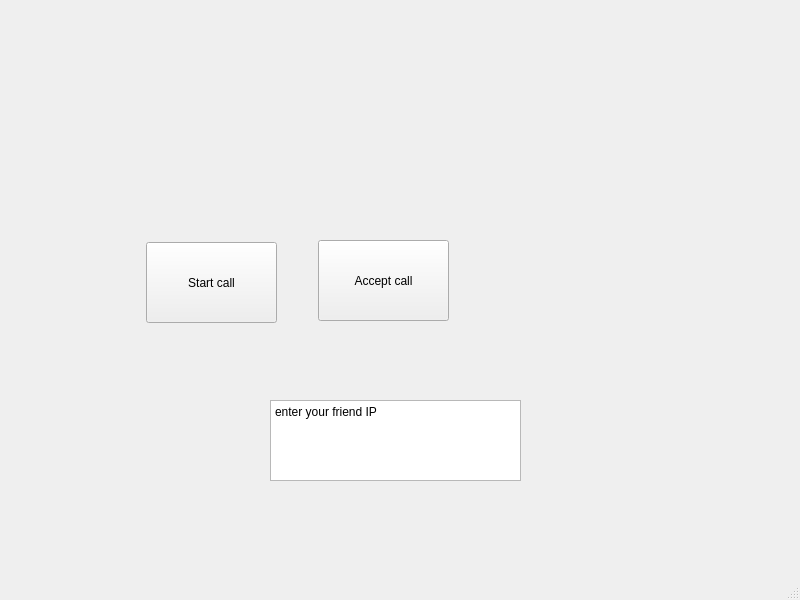
Qt form mainwindow.ui (Farbod82/CN_CA1_VoiceCallApp) before a commit.
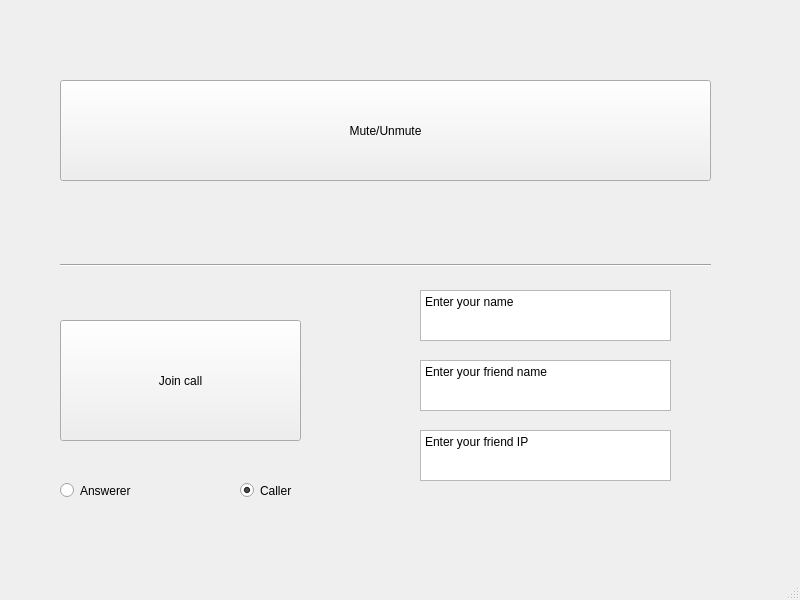
The same form after that commit.

Patch:
```diff
--- a/mainwindow.ui
+++ b/mainwindow.ui
@@ -17,41 +17,143 @@
    <widget class="QPushButton" name="pushButton">
     <property name="geometry">
      <rect>
-      <x>146</x>
-      <y>242</y>
-      <width>131</width>
-      <height>81</height>
+      <x>60</x>
+      <y>320</y>
+      <width>241</width>
+      <height>121</height>
      </rect>
     </property>
     <property name="text">
-     <string>Start call</string>
+     <string>Join call</string>
     </property>
    </widget>
    <widget class="QPlainTextEdit" name="plainTextEdit">
     <property name="geometry">
      <rect>
-      <x>270</x>
-      <y>400</y>
+      <x>420</x>
+      <y>360</y>
       <width>251</width>
-      <height>81</height>
+      <height>51</height>
      </rect>
     </property>
     <property name="plainText">
-     <string>enter your friend IP
+     <string>Enter your friend name
 </string>
     </property>
+    <property name="centerOnScroll">
+     <bool>false</bool>
+    </property>
+   </widget>
+   <widget class="QRadioButton" name="radioButton_answerer">
+    <property name="geometry">
+     <rect>
+      <x>60</x>
+      <y>470</y>
+      <width>131</width>
+      <height>41</height>
+     </rect>
+    </property>
+    <property name="text">
+     <string>Answerer</string>
+    </property>
+    <property name="checkable">
+     <bool>true</bool>
+    </property>
+    <property name="checked">
+     <bool>false</bool>
+    </property>
+    <attribute name="buttonGroup">
+     <string notr="true">buttonGroup</string>
+    </attribute>
+   </widget>
+   <widget class="QRadioButton" name="radioButton_caller">
+    <property name="geometry">
+     <rect>
+      <x>240</x>
+      <y>470</y>
+      <width>131</width>
+      <height>41</height>
+     </rect>
+    </property>
+    <property name="text">
+     <string>Caller</string>
+    </property>
+    <property name="checked">
+     <bool>true</bool>
+    </property>
+    <attribute name="buttonGroup">
+     <string notr="true">buttonGroup</string>
+    </attribute>
    </widget>
    <widget class="QPushButton" name="pushButton_2">
     <property name="geometry">
      <rect>
-      <x>318</x>
-      <y>240</y>
-      <width>131</width>
-      <height>81</height>
+      <x>60</x>
+      <y>80</y>
+      <width>651</width>
+      <height>101</height>
      </rect>
     </property>
     <property name="text">
-     <string>Accept call</string>
+     <string>Mute/Unmute</string>
+    </property>
+   </widget>
+   <widget class="Line" name="line">
+    <property name="geometry">
+     <rect>
+      <x>60</x>
+      <y>250</y>
+      <width>651</width>
+      <height>31</height>
+     </rect>
+    </property>
+    <property name="orientation">
+     <enum>Qt::Horizontal</enum>
+    </property>
+   </widget>
+   <widget class="QPlainTextEdit" name="plainTextEdit_ip">
+    <property name="geometry">
+     <rect>
+      <x>420</x>
+      <y>430</y>
+      <width>251</width>
+      <height>51</height>
+     </rect>
+    </property>
+    <property name="plainText">
+     <string>Enter your friend IP</string>
+    </property>
+    <property name="centerOnScroll">
+     <bool>false</bool>
+    </property>
+   </widget>
+   <widget class="QPlainTextEdit" name="plainTextEdit_name">
+    <property name="geometry">
+     <rect>
+      <x>420</x>
+      <y>290</y>
+      <width>251</width>
+      <height>51</height>
+     </rect>
+    </property>
+    <property name="plainText">
+     <string>Enter your name</string>
+    </property>
+    <property name="centerOnScroll">
+     <bool>false</bool>
+    </property>
+   </widget>
+   <widget class="QLabel" name="label">
+    <property name="geometry">
+     <rect>
+      <x>420</x>
+      <y>500</y>
+      <width>251</width>
+      <height>51</height>
+     </rect>
+    </property>
+    <property name="text">
+     <string/>
     </property>
    </widget>
   </widget>
```
Left out of the diff: 5 changed lines with no effect on the pictures.
